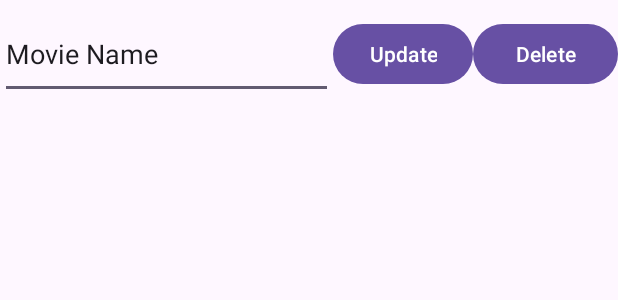
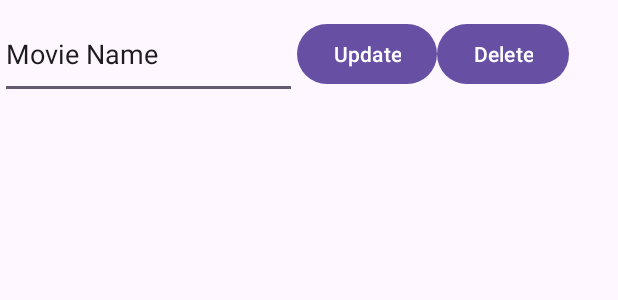
Before and after one commit to aselkholy461997/Android_Labs_2024, an Android app: the layout list_item.xml on its own in the app's theme, with its tools: preview values and no code run, on a phone screen of 412 x 824 dp. Shown: the top 300 px of the screen. Run offline under Robolectric (Android 15) with nearby library versions, the phone set to English and light mode, and no system bars.

Commit message:
Layout fix

```diff
--- a/Lab6/app/src/main/res/layout/list_item.xml
+++ b/Lab6/app/src/main/res/layout/list_item.xml
@@ -22,9 +22,8 @@ The layout file contains a TextView with a drawableStartCompat attribute.
 
     <EditText
         android:id="@+id/movie_name_txt"
-        android:layout_width="wrap_content"
+        android:layout_width="198dp"
         android:layout_height="60dp"
-        android:layout_weight="1"
         android:ems="10"
         android:inputType="text"
         android:text="@string/movie_name_item" />
@@ -39,7 +38,6 @@ The layout file contains a TextView with a drawableStartCompat attribute.
         android:id="@+id/delete_movie_btn"
         android:layout_width="wrap_content"
         android:layout_height="wrap_content"
-        android:layout_weight="1"
         android:text="@string/delete_movie" />
 
 </LinearLayout>
--- a/Lab6/app/src/main/res/layout/movies_list_activity.xml
+++ b/Lab6/app/src/main/res/layout/movies_list_activity.xml
@@ -14,9 +14,7 @@
         android:id="@+id/recyclerView"
         android:layout_width="match_parent"
         android:layout_height="match_parent"
-        android:layout_marginStart="1dp"
         android:layout_marginTop="1dp"
-        android:layout_marginEnd="1dp"
         android:layout_marginBottom="100dp"
         app:layout_constraintBottom_toBottomOf="parent"
         app:layout_constraintEnd_toEndOf="parent"
```
